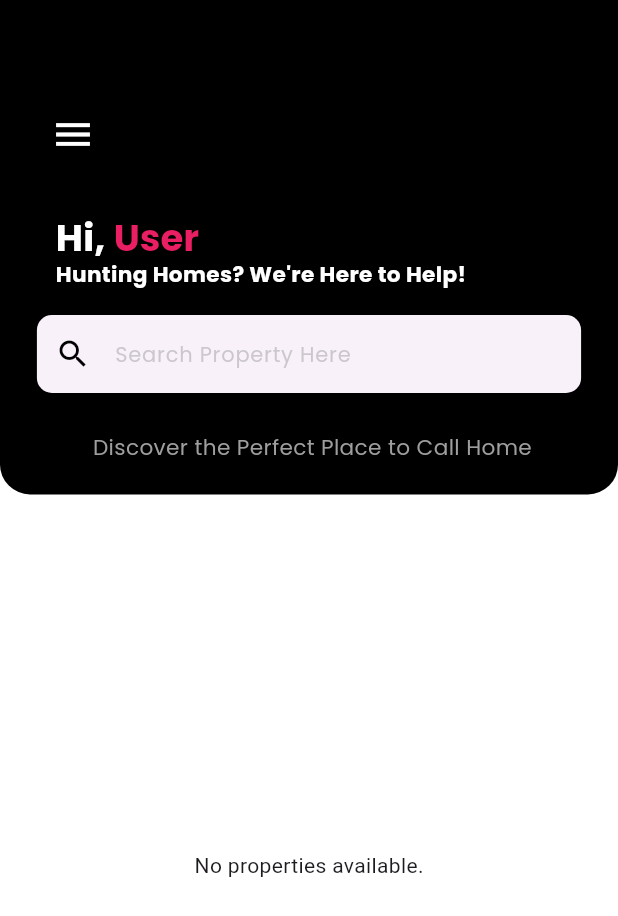
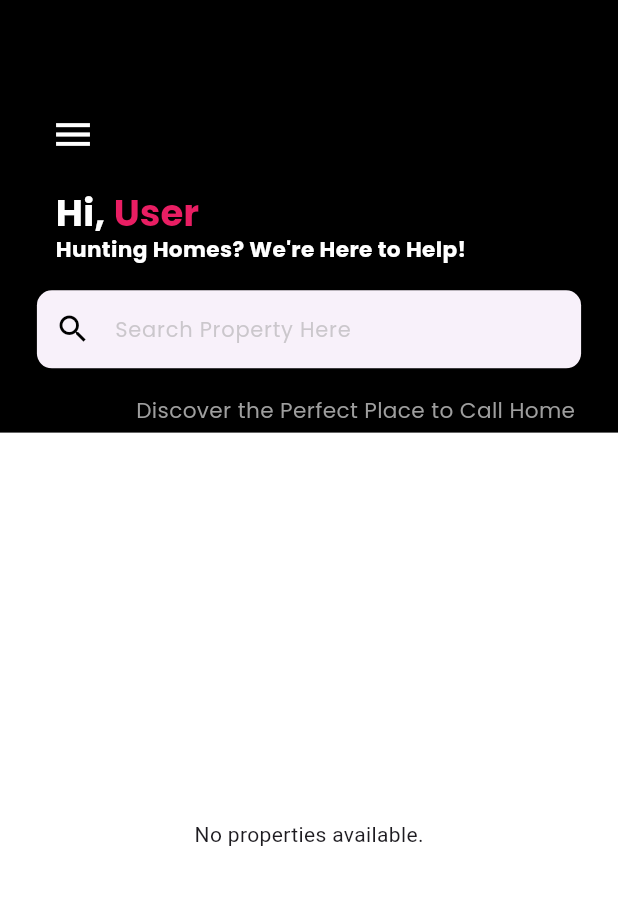
Before and after one commit to MohammedVahidAli26/DirectRent, a Flutter app: the screen it shows once a user with an empty profile is signed in, on a phone screen of 412 x 824 dp. Shown: the top 916 px of the screen. Run offline on Flutter 3.47's test engine with Material 3 defaults, Android fonts, the phone set to English and light mode, and no system bars; drawn by our look-alikes of animated_text_kit; our stand-ins replace cloud_firestore, connectivity_plus, firebase_auth, firebase_core, google_fonts, image_picker and 4 more; accounts and stored records are empty.

Commit message:
Update userhomepage.dart

```diff
--- a/lib/client/userhomepage.dart
+++ b/lib/client/userhomepage.dart
@@ -22,17 +22,16 @@ class _UserViewPageState extends State<UserViewPage> {
   final TextEditingController _searchController = TextEditingController();
   String selectedFilter = "";
   String _searchQuery = "";
-  String userName = "User";
+  String userName = "User"; // Default value for user name
   Timer? _debounce;
 
   // Add a GlobalKey for the Scaffold to control the drawer
   final GlobalKey<ScaffoldState> _scaffoldKey = GlobalKey<ScaffoldState>();
-  final FocusNode _searchFocusNode = FocusNode(); // FocusNode for the search field
-
-
+  final FocusNode _searchFocusNode =
+      FocusNode(); // FocusNode for the search field
 
   Future<void> _refreshProperties() async {
-    // Adding a short delay to simulate a refresh action
+    // Add a short delay to simulate a refresh action
     await Future.delayed(Duration(seconds: 1));
     setState(() {});
   }
@@ -42,6 +41,8 @@ class _UserViewPageState extends State<UserViewPage> {
     super.initState();
     _searchController.addListener(_onSearchChanged);
     _loadUserName();
+
+    // Set focus explicitly on the TextField when needed
     _searchFocusNode.requestFocus();
   }
 
@@ -53,7 +54,7 @@ class _UserViewPageState extends State<UserViewPage> {
     super.dispose();
   }
 
-  //Fetching user's name from SharedPreferences
+  // Function to load the user's name from SharedPreferences
   _loadUserName() async {
     String? savedName = await SharedpreferenceHelper().getUserName();
     if (savedName != null && savedName.isNotEmpty) {
@@ -119,13 +120,14 @@ class _UserViewPageState extends State<UserViewPage> {
       drawer: Drawerpage(),
       body: Column(
         children: [
+          // Top Container with black background
           Container(
-            height: MediaQuery.of(context).size.height * 0.40,
+            height: MediaQuery.of(context).size.height * 0.35,
             decoration: BoxDecoration(
               color: Colors.black,
               borderRadius: BorderRadius.only(
-                bottomLeft: Radius.circular(20),
-                bottomRight: Radius.circular(20),
+                bottomLeft: Radius.circular(0),
+                bottomRight: Radius.circular(0),
               ),
             ),
             child: Stack(
@@ -142,7 +144,7 @@ class _UserViewPageState extends State<UserViewPage> {
                 ),
                 Positioned(
                   left: MediaQuery.of(context).size.width * 0.09,
-                  top: MediaQuery.of(context).size.height * 0.17,
+                  top: MediaQuery.of(context).size.height * 0.15,
                   child: Row(
                     children: [
                       Text(
@@ -167,7 +169,7 @@ class _UserViewPageState extends State<UserViewPage> {
                             ),
                           ],
                           totalRepeatCount: 1000,
-                          isRepeatingAnimation: true,
+                          isRepeatingAnimation: true, // Loop the animation
                         ),
                       ),
                     ],
@@ -175,7 +177,7 @@ class _UserViewPageState extends State<UserViewPage> {
                 ),
                 Positioned(
                   left: MediaQuery.of(context).size.width * 0.09,
-                  top: MediaQuery.of(context).size.height * 0.21,
+                  top: MediaQuery.of(context).size.height * 0.19,
                   child: Text(
                     "Hunting Homes? We're Here to Help! ",
                     overflow: TextOverflow.clip,
@@ -186,10 +188,9 @@ class _UserViewPageState extends State<UserViewPage> {
                     ),
                   ),
                 ),
-
                 Positioned(
                   left: MediaQuery.of(context).size.width * 0.05,
-                  top: MediaQuery.of(context).size.height * 0.25,
+                  top: MediaQuery.of(context).size.height * 0.23,
                   child: Container(
                     width: MediaQuery.of(context).size.width * 0.9,
                     child: Card(
@@ -200,13 +201,13 @@ class _UserViewPageState extends State<UserViewPage> {
                       child: TextField(
                         controller: _searchController,
                         focusNode: _searchFocusNode,
-                        readOnly: true,
+                        readOnly: true, // Connect the FocusNode here
                         onTap: () {
                           Navigator.push(
                             context,
                             MaterialPageRoute(
-                              builder: (context) =>
-                                  Searchview(initialQuery: _searchController.text),
+                              builder: (context) => Searchview(
+                                  initialQuery: _searchController.text),
                             ),
                           );
                         },
@@ -219,7 +220,8 @@ class _UserViewPageState extends State<UserViewPage> {
                                     setState(() {
                                       _searchController.clear();
                                     });
-                                    FocusScope.of(context).unfocus();
+                                    FocusScope.of(context)
+                                        .unfocus(); // Unfocus when cleared
                                   },
                                 )
                               : null,
@@ -229,14 +231,16 @@ class _UserViewPageState extends State<UserViewPage> {
                             fontSize: MediaQuery.of(context).size.width * 0.034,
                           ),
                           border: InputBorder.none,
-                          contentPadding: EdgeInsets.symmetric(horizontal: 6, vertical: 14),
+                          contentPadding:
+                              EdgeInsets.symmetric(horizontal: 6, vertical: 14),
                         ),
                       ),
                     ),
                   ),
-                ),Positioned(
-                  left: MediaQuery.of(context).size.width * 0.15,
-                  top: MediaQuery.of(context).size.height * 0.35,
+                ),
+                Positioned(
+                  left: MediaQuery.of(context).size.width * 0.22,
+                  top: MediaQuery.of(context).size.height * 0.32,
                   child: Text(
                     "Discover the Perfect Place to Call Home",
                     overflow: TextOverflow.clip,
@@ -248,7 +252,6 @@ class _UserViewPageState extends State<UserViewPage> {
                     ),
                   ),
                 ),
-
               ],
             ),
           ),
@@ -267,7 +270,8 @@ class _UserViewPageState extends State<UserViewPage> {
                   }
 
                   if (!snapshot.hasData || snapshot.data!.isEmpty) {
-                  return const Center(child: Text('No properties available.'));
+                    return const Center(
+                        child: Text('No properties available.'));
                   }
 
                   final properties = snapshot.data!;
@@ -284,14 +288,17 @@ class _UserViewPageState extends State<UserViewPage> {
                           Navigator.push(
                             context,
                             PageRouteBuilder(
-                            pageBuilder: (context, animation, secondaryAnimation) =>
+                              pageBuilder:
+                                  (context, animation, secondaryAnimation) =>
                                       PropertyDetailsPage(propertyData: data),
-                            transitionsBuilder: (context, animation, secondaryAnimation, child) {
+                              transitionsBuilder: (context, animation,
+                                  secondaryAnimation, child) {
                                 const begin = Offset(0.0, 1.0);
                                 const end = Offset.zero;
                                 const curve = Curves.easeInOut;
 
-                              var tween = Tween(begin: begin, end: end).chain(CurveTween(curve: curve));
+                                var tween = Tween(begin: begin, end: end)
+                                    .chain(CurveTween(curve: curve));
                                 var offsetAnimation = animation.drive(tween);
 
                                 return SlideTransition(
@@ -302,26 +309,29 @@ class _UserViewPageState extends State<UserViewPage> {
                             ),
                           );
                         },
-                      child: _buildPropertyCard(data, screenWidth, screenHeight),
+                        child:
+                            _buildPropertyCard(data, screenWidth, screenHeight),
                       );
                     },
                   );
                 },
               ),
-          ),)
+            ),
+          )
         ],
       ),
     );
   }
 
-  Widget _buildPropertyCard(Map<String, dynamic> data, double screenWidth, double screenHeight) {
+  Widget _buildPropertyCard(
+      Map<String, dynamic> data, double screenWidth, double screenHeight) {
     return Card(
       shape: RoundedRectangleBorder(
         borderRadius: BorderRadius.only(
-          topLeft: Radius.circular(15),
-          topRight: Radius.circular(15),
-          bottomLeft: Radius.circular(20),
-          bottomRight: Radius.circular(20),
+          topLeft: Radius.circular(5),
+          topRight: Radius.circular(5),
+          bottomLeft: Radius.circular(10),
+          bottomRight: Radius.circular(10),
         ),
       ),
       elevation: 10,
@@ -349,7 +359,7 @@ class _UserViewPageState extends State<UserViewPage> {
                   ),
                 ),
                 Text(
-                  '${data['bhk'] ?? ''} BHK',
+                  '${data['bhk'] ?? ''}',
                   style: GoogleFonts.poppins(
                     fontSize: screenWidth * 0.035,
                     fontWeight: FontWeight.w400,
@@ -373,12 +383,14 @@ class _UserViewPageState extends State<UserViewPage> {
                         fontWeight: FontWeight.w400,
                       ),
                     ),
-                    Icon(Icons.location_on, size: screenWidth * 0.05, color: Colors.purple),
+                    Icon(Icons.location_on,
+                        size: screenWidth * 0.05, color: Colors.purple),
                   ],
                 ),
                 Row(
                   children: [
-                    Icon(Icons.currency_rupee, size: screenWidth * 0.05, color: Colors.pink),
+                    Icon(Icons.currency_rupee,
+                        size: screenWidth * 0.05, color: Colors.pink),
                     const SizedBox(width: 5),
                     Text(
                       '${data['rent'] ?? ''}',
@@ -396,6 +408,4 @@ class _UserViewPageState extends State<UserViewPage> {
       ),
     );
   }
-
-
 }
```
Lines whose indentation alone changed are shown as unchanged.
